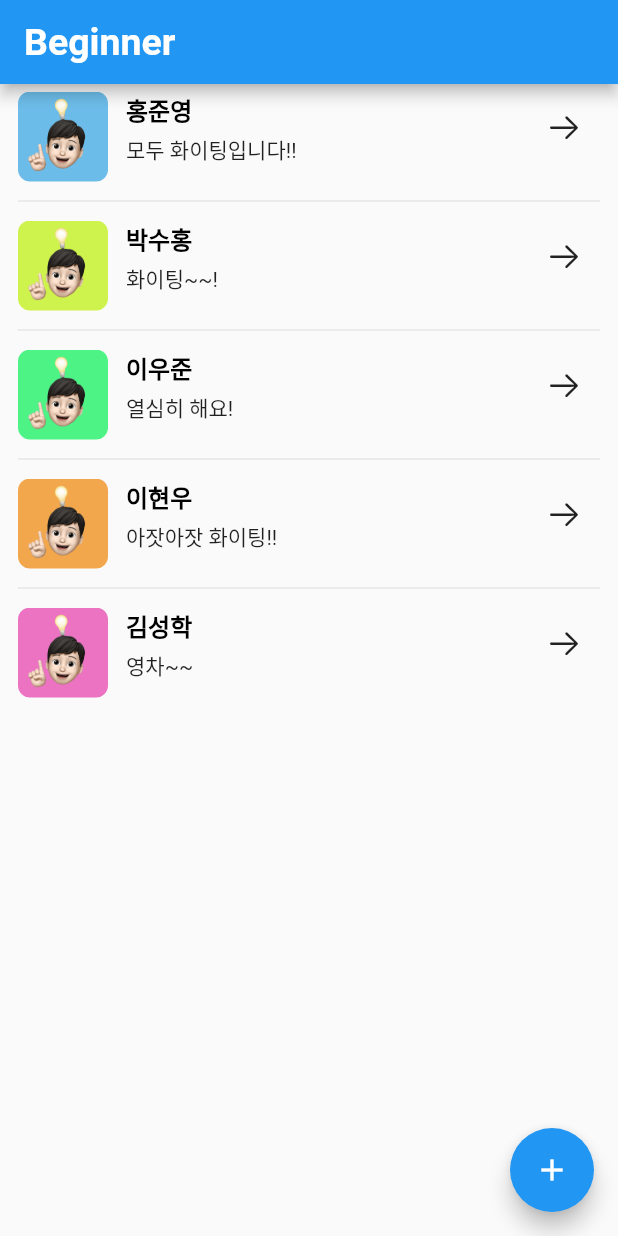
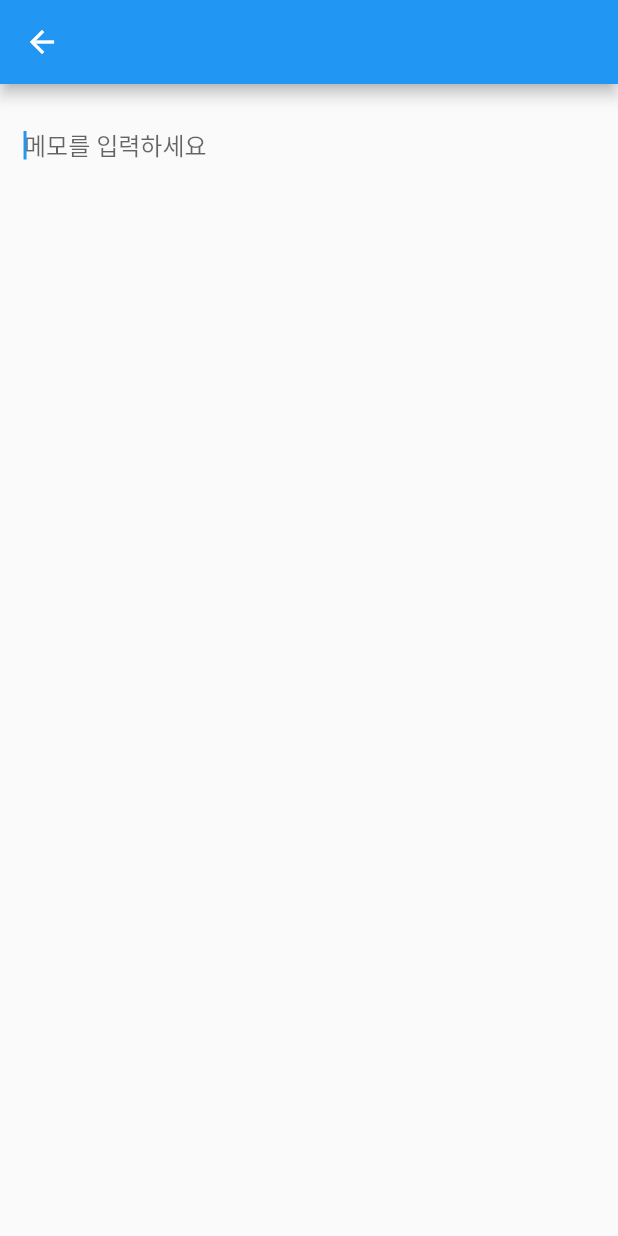
Before and after one commit to wnsdud0721/Flutter_beginner, a Flutter app: the screen it shows after launch, after a tap on an icon or button, on a phone screen of 412 x 824 dp. Run offline on Flutter 3.47's test engine with Material 2 defaults, Android fonts, the phone set to English and light mode, and no system bars.

Commit message:
버튼 클릭 시, 각자 페이지로 이동

```diff
--- a/lib/feed.dart
+++ b/lib/feed.dart
@@ -1,17 +1,20 @@
+import 'package:beginner/junyoung.dart';
 import 'package:flutter/cupertino.dart';
 import 'package:flutter/material.dart';
+
+import 'main.dart';
 
 class Feed extends StatelessWidget {
   const Feed({
     super.key,
     required this.imagePath,
     required this.name,
-    required this.coment,
+    required this.comment,
   });
 
   final String imagePath;
   final String name;
-  final String coment;
+  final String comment;
 
   @override
   Widget build(BuildContext context) {
@@ -47,7 +50,7 @@ class Feed extends StatelessWidget {
               ),
               SizedBox(height: 4),
               Text(
-                coment,
+                comment,
                 style: TextStyle(
                   fontSize: 14,
                 ),
@@ -56,7 +59,34 @@ class Feed extends StatelessWidget {
           ),
         ),
         IconButton(
-          onPressed: () {},
+          onPressed: () {
+            if (name == '홍준영') {
+              Navigator.push(
+                context,
+                MaterialPageRoute(builder: (_) => Junyoung()),
+              );
+            } else if (name == '박수홍') {
+              Navigator.push(
+                context,
+                MaterialPageRoute(builder: (_) => DetailPage()),
+              );
+            } else if (name == '이우준') {
+              Navigator.push(
+                context,
+                MaterialPageRoute(builder: (_) => DetailPage()),
+              );
+            } else if (name == '이현우') {
+              Navigator.push(
+                context,
+                MaterialPageRoute(builder: (_) => DetailPage()),
+              );
+            } else if (name == '김성학') {
+              Navigator.push(
+                context,
+                MaterialPageRoute(builder: (_) => DetailPage()),
+              );
+            }
+          },
           icon: Icon(CupertinoIcons.arrow_right),
         ),
       ],
--- a/lib/home_page.dart
+++ b/lib/home_page.dart
@@ -24,7 +24,7 @@ class HomePage extends StatelessWidget {
       '이현우',
       '김성학',
     ];
-    final List<String> coment = [
+    final List<String> comment = [
       '모두 화이팅입니다!!',
       '화이팅~~!',
       '열심히 해요!',
@@ -43,24 +43,31 @@ class HomePage extends StatelessWidget {
       ),
       body: Padding(
         padding: const EdgeInsets.symmetric(horizontal: 12),
+        child: Column(
+          children: [
+            Text("data"),
+            Expanded(
               child: ListView.separated(
                 itemCount: imagePath.length,
                 itemBuilder: (context, index) {
                   final image = imagePath[index];
                   final names = name[index];
-            final coments = coment[index];
+                  final comments = comment[index];
                   return Padding(
                     padding: const EdgeInsets.symmetric(vertical: 5),
                     child: Feed(
                       imagePath: image,
                       name: names,
-                coment: coments,
+                      comment: comments,
                     ),
                   );
                 },
                 separatorBuilder: (context, index) {
                   return Divider();
                 },
+              ),
+            ),
+          ],
         ),
       ),
       floatingActionButton: FloatingActionButton(
--- /dev/null
+++ b/lib/junyoung.dart
@@ -0,0 +1,42 @@
+// 메모 생성 및 수정 페이지
+import 'package:flutter/cupertino.dart';
+import 'package:flutter/material.dart';
+
+class Junyoung extends StatelessWidget {
+  Junyoung({super.key});
+
+  TextEditingController contentController = TextEditingController();
+
+  @override
+  Widget build(BuildContext context) {
+    return Scaffold(
+      appBar: AppBar(
+          // actions: [
+          //   IconButton(
+          //     onPressed: () {
+          //       // 삭제 버튼 클릭시
+          //     },
+          //     icon: Icon(Icons.delete),
+          //   )
+          // ],
+          ),
+      body: Padding(
+        padding: const EdgeInsets.all(16),
+        child: TextField(
+          controller: contentController,
+          decoration: InputDecoration(
+            hintText: "메모를 입력하세요",
+            border: InputBorder.none,
+          ),
+          autofocus: true,
+          maxLines: null,
+          expands: true,
+          keyboardType: TextInputType.multiline,
+          onChanged: (value) {
+            // 텍스트필드 안의 값이 변할 때
+          },
+        ),
+      ),
+    );
+  }
+}
```
Lines whose indentation alone changed are shown as unchanged.
